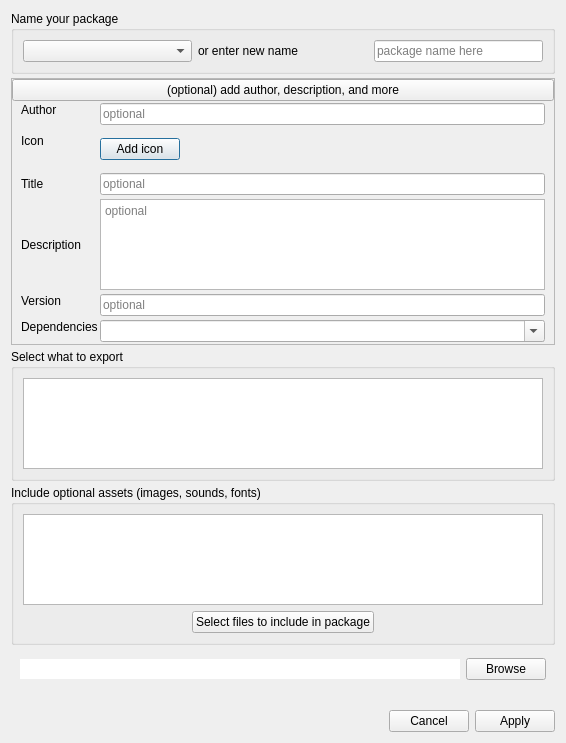
First picture: the form in src/ui/dlgPackageExporter.ui, repository Edru2/Mudlet, before the edit.
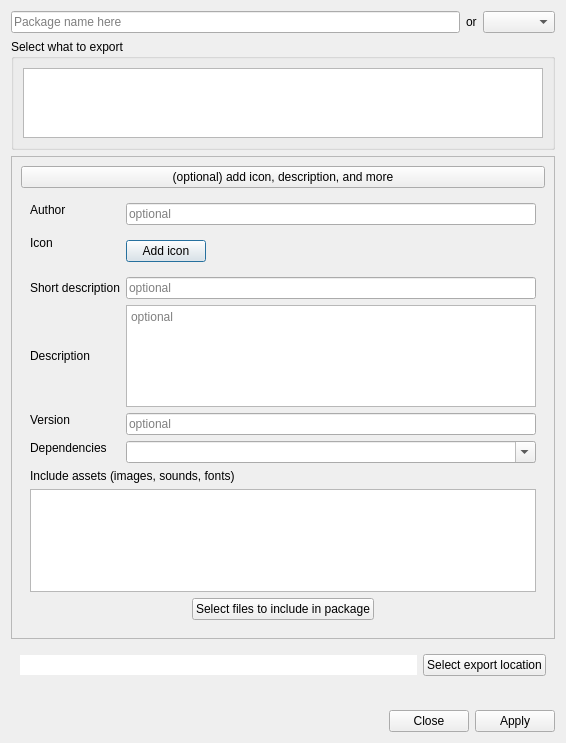
Second picture: the form after the edit.

Commit message: Incorporate Leris' feedback

The edit to the form file:
```diff
--- a/src/ui/dlgPackageExporter.ui
+++ b/src/ui/dlgPackageExporter.ui
@@ -20,55 +20,50 @@
    <string>Package Exporter</string>
   </property>
   <layout class="QVBoxLayout" name="verticalLayout">
-   <property name="spacing">
-    <number>4</number>
-   </property>
    <item>
-    <widget class="QGroupBox" name="groupBox_packageName">
-     <property name="title">
-      <string>Name your package</string>
-     </property>
-     <layout class="QHBoxLayout" name="horizontalLayout_3">
-      <item>
-       <widget class="QComboBox" name="packageList">
-        <property name="enabled">
-         <bool>true</bool>
-        </property>
-        <property name="sizePolicy">
-         <sizepolicy hsizetype="Minimum" vsizetype="Fixed">
-          <horstretch>0</horstretch>
-          <verstretch>0</verstretch>
-         </sizepolicy>
-        </property>
-        <property name="editable">
-         <bool>false</bool>
-        </property>
-       </widget>
-      </item>
-      <item>
-       <widget class="QLabel" name="label_2">
-        <property name="sizePolicy">
-         <sizepolicy hsizetype="Preferred" vsizetype="Preferred">
-          <horstretch>0</horstretch>
-          <verstretch>0</verstretch>
-         </sizepolicy>
-        </property>
-        <property name="text">
-         <string>or enter new name</string>
-        </property>
-       </widget>
-      </item>
+    <layout class="QHBoxLayout" name="horizontalLayout_5">
       <item>
        <widget class="QLineEdit" name="packageName">
-        <property name="sizePolicy">
-         <sizepolicy hsizetype="Minimum" vsizetype="Fixed">
-          <horstretch>0</horstretch>
-          <verstretch>0</verstretch>
-         </sizepolicy>
-        </property>
         <property name="placeholderText">
-         <string>package name here</string>
-        </property>
+        <string>Package name here</string>
+       </property>
+      </widget>
+     </item>
+     <item>
+      <widget class="QLabel" name="label_2">
+       <property name="text">
+        <string>or</string>
+       </property>
+      </widget>
+     </item>
+     <item>
+      <widget class="QComboBox" name="packageList">
+       <property name="enabled">
+        <bool>true</bool>
+       </property>
+       <property name="editable">
+        <bool>false</bool>
+       </property>
+      </widget>
+     </item>
+    </layout>
+   </item>
+   <item>
+    <widget class="QGroupBox" name="groupBox_exportSelection">
+     <property name="title">
+      <string>Select what to export</string>
+     </property>
+     <layout class="QHBoxLayout" name="horizontalLayout">
+      <item>
+       <widget class="QTreeWidget" name="treeWidget">
+        <attribute name="headerVisible">
+         <bool>false</bool>
+        </attribute>
+        <column>
+         <property name="text">
+          <string>Check items to export</string>
+         </property>
+        </column>
        </widget>
       </item>
      </layout>
@@ -89,28 +84,16 @@
       <enum>QFrame::Raised</enum>
      </property>
      <layout class="QVBoxLayout" name="verticalLayout_2">
-      <property name="spacing">
-       <number>0</number>
-      </property>
-      <property name="leftMargin">
-       <number>0</number>
-      </property>
-      <property name="topMargin">
-       <number>0</number>
-      </property>
-      <property name="rightMargin">
-       <number>0</number>
-      </property>
-      <property name="bottomMargin">
-       <number>0</number>
-      </property>
       <item>
-       <widget class="QPushButton" name="openInfos">
+       <widget class="QPushButton" name="pushBotton_openInfos">
         <property name="focusPolicy">
          <enum>Qt::TabFocus</enum>
         </property>
         <property name="text">
-         <string>(optional) add author, description, and more</string>
+         <string>(optional) add icon, description, and more</string>
+        </property>
+        <property name="checkable">
+         <bool>true</bool>
         </property>
         <property name="autoDefault">
          <bool>false</bool>
@@ -123,24 +106,6 @@
       <item>
        <widget class="QWidget" name="input" native="true">
         <layout class="QFormLayout" name="formLayout">
-         <property name="horizontalSpacing">
-          <number>2</number>
-         </property>
-         <property name="verticalSpacing">
-          <number>4</number>
-         </property>
-         <property name="leftMargin">
-          <number>9</number>
-         </property>
-         <property name="topMargin">
-          <number>2</number>
-         </property>
-         <property name="rightMargin">
-          <number>9</number>
-         </property>
-         <property name="bottomMargin">
-          <number>2</number>
-         </property>
          <item row="0" column="0">
           <widget class="QLabel" name="label_4">
            <property name="sizePolicy">
@@ -228,7 +193,7 @@
          <item row="2" column="0">
           <widget class="QLabel" name="label_7">
            <property name="text">
-            <string>Title</string>
+            <string>Short description</string>
            </property>
            <property name="buddy">
             <cstring>Title</cstring>
@@ -237,6 +202,9 @@
          </item>
          <item row="2" column="1">
           <widget class="QLineEdit" name="Title">
+           <property name="maxLength">
+            <number>140</number>
+           </property>
            <property name="placeholderText">
             <string>optional</string>
            </property>
@@ -329,39 +297,15 @@
            </property>
           </widget>
          </item>
-        </layout>
-       </widget>
-      </item>
-     </layout>
-    </widget>
-   </item>
+         <item row="6" column="0" colspan="2">
+          <layout class="QVBoxLayout" name="verticalLayout_4">
    <item>
-    <widget class="QGroupBox" name="groupBox_exportSelection">
-     <property name="title">
-      <string>Select what to export</string>
-     </property>
-     <layout class="QHBoxLayout" name="horizontalLayout">
-      <item>
-       <widget class="QTreeWidget" name="treeWidget">
-        <attribute name="headerVisible">
-         <bool>false</bool>
-        </attribute>
-        <column>
+            <widget class="QLabel" name="label_assets">
          <property name="text">
-          <string>Check items to export</string>
-         </property>
-        </column>
-       </widget>
-      </item>
-     </layout>
-    </widget>
-   </item>
-   <item>
-    <widget class="QGroupBox" name="groupBox_assets">
-     <property name="title">
-      <string>Include optional assets (images, sounds, fonts)</string>
-     </property>
-     <layout class="QVBoxLayout" name="verticalLayout_3">
+              <string>Include assets (images, sounds, fonts)</string>
+             </property>
+            </widget>
+           </item>
       <item>
        <widget class="QListWidget" name="addedFiles">
         <property name="sizePolicy">
@@ -379,9 +323,9 @@
        </widget>
       </item>
       <item>
-       <layout class="QHBoxLayout" name="horizontalLayout_4">
+            <layout class="QHBoxLayout" name="horizontalLayout_3">
         <item>
-         <spacer name="horizontalSpacer">
+              <spacer name="horizontalSpacer_2">
           <property name="orientation">
            <enum>Qt::Horizontal</enum>
           </property>
@@ -410,7 +354,7 @@
          </widget>
         </item>
         <item>
-         <spacer name="horizontalSpacer_2">
+              <spacer name="horizontalSpacer">
           <property name="orientation">
            <enum>Qt::Horizontal</enum>
           </property>
@@ -423,6 +367,11 @@
          </spacer>
         </item>
        </layout>
+           </item>
+          </layout>
+         </item>
+        </layout>
+       </widget>
       </item>
      </layout>
     </widget>
@@ -441,9 +390,9 @@
        </widget>
       </item>
       <item row="1" column="2">
-       <widget class="QPushButton" name="packageLocation">
+       <widget class="QPushButton" name="pushBotton_packageLocation">
         <property name="text">
-         <string>Browse</string>
+         <string>Select export location</string>
         </property>
        </widget>
       </item>
@@ -471,7 +420,7 @@
    <item>
     <widget class="QDialogButtonBox" name="buttonBox">
      <property name="standardButtons">
-      <set>QDialogButtonBox::Apply|QDialogButtonBox::Cancel</set>
+      <set>QDialogButtonBox::Apply|QDialogButtonBox::Close</set>
      </property>
     </widget>
    </item>
```
Left out of the diff: 20 changed lines with no effect on the pictures. Lines whose indentation alone changed are shown as unchanged. The commit also changes 2 other files.
